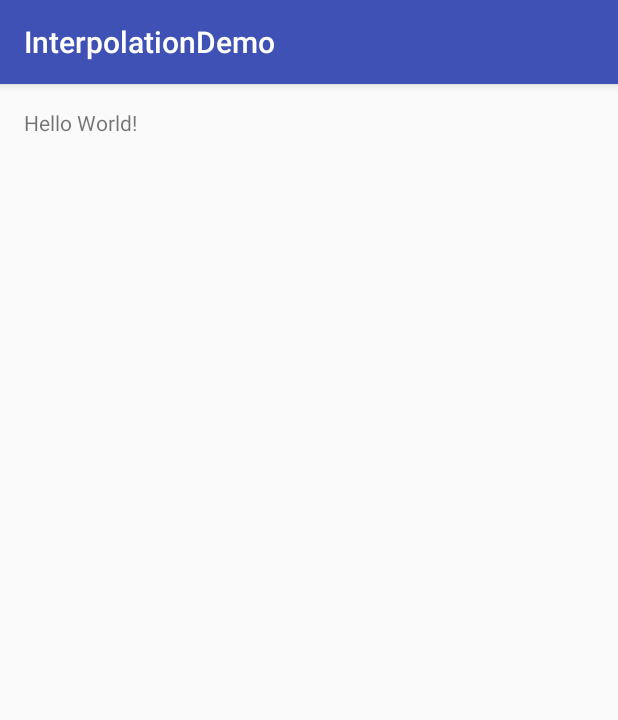
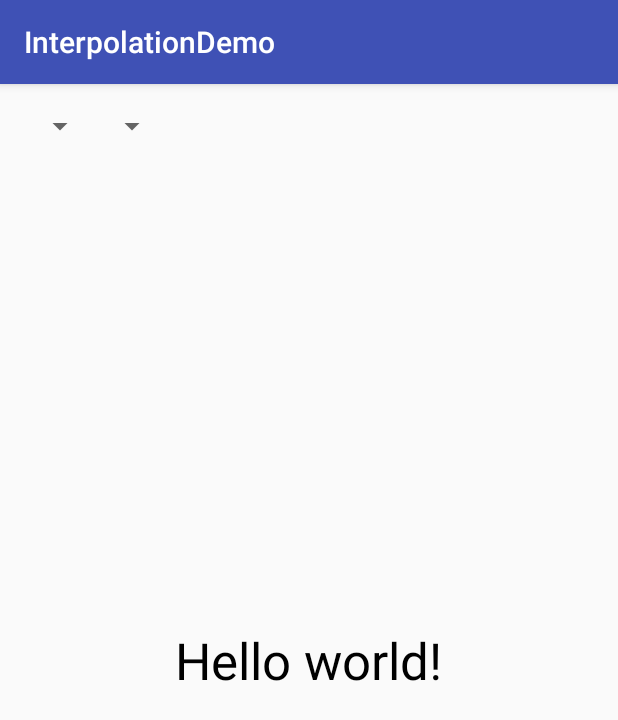
Before and after one commit to george-sp/MaterialDesign-Udacity, an Android app: the screen it shows after launch (MainActivity), on a phone screen of 412 x 824 dp. Shown: the top 720 px of the screen. Run offline under Robolectric (Android 15) with nearby library versions, the phone set to English and light mode, and no system bars.

Commit message:
Configure the activity_main layout.

```diff
--- a/InterpolationDemo/app/src/main/res/layout/activity_main.xml
+++ b/InterpolationDemo/app/src/main/res/layout/activity_main.xml
@@ -1,6 +1,5 @@
 <?xml version="1.0" encoding="utf-8"?>
-<RelativeLayout
-    xmlns:android="http://schemas.android.com/apk/res/android"
+<RelativeLayout xmlns:android="http://schemas.android.com/apk/res/android"
                 xmlns:tools="http://schemas.android.com/tools"
                 android:layout_width="match_parent"
                 android:layout_height="match_parent"
@@ -8,10 +7,33 @@
                 android:paddingLeft="@dimen/activity_horizontal_margin"
                 android:paddingRight="@dimen/activity_horizontal_margin"
                 android:paddingTop="@dimen/activity_vertical_margin"
-    tools:context="com.codeburrow.interpolationdemo.MainActivity">
+                tools:context=".MainActivity">
+
+    <LinearLayout
+        android:layout_width="match_parent"
+        android:layout_height="wrap_content"
+        android:orientation="horizontal">
+
+        <Spinner
+            android:id="@+id/interpolator_spinner"
+            android:layout_width="wrap_content"
+            android:layout_height="wrap_content"
+            android:entries="@array/interpolators"/>
+
+        <Spinner
+            android:id="@+id/duration_spinner"
+            android:layout_width="wrap_content"
+            android:layout_height="wrap_content"
+            android:entries="@array/durations"/>
+    </LinearLayout>
 
     <TextView
+        android:id="@+id/textView"
         android:layout_width="wrap_content"
         android:layout_height="wrap_content"
-        android:text="Hello World!"/>
+        android:layout_centerHorizontal="true"
+        android:layout_centerVertical="true"
+        android:text="@string/hello_world"
+        android:textAppearance="@style/TextAppearance.AppCompat.Display1"
+        android:textColor="@color/black"/>
 </RelativeLayout>
--- a/InterpolationDemo/app/src/main/res/values/colors.xml
+++ b/InterpolationDemo/app/src/main/res/values/colors.xml
@@ -3,4 +3,5 @@
     <color name="colorPrimary">#3F51B5</color>
     <color name="colorPrimaryDark">#303F9F</color>
     <color name="colorAccent">#FF4081</color>
+    <color name="black">#000</color>
 </resources>
--- a/InterpolationDemo/app/src/main/res/values/strings.xml
+++ b/InterpolationDemo/app/src/main/res/values/strings.xml
@@ -1,3 +1,4 @@
 <resources>
     <string name="app_name">InterpolationDemo</string>
+    <string name="hello_world">Hello world!</string>
 </resources>
```
Lines whose indentation alone changed are shown as unchanged.
